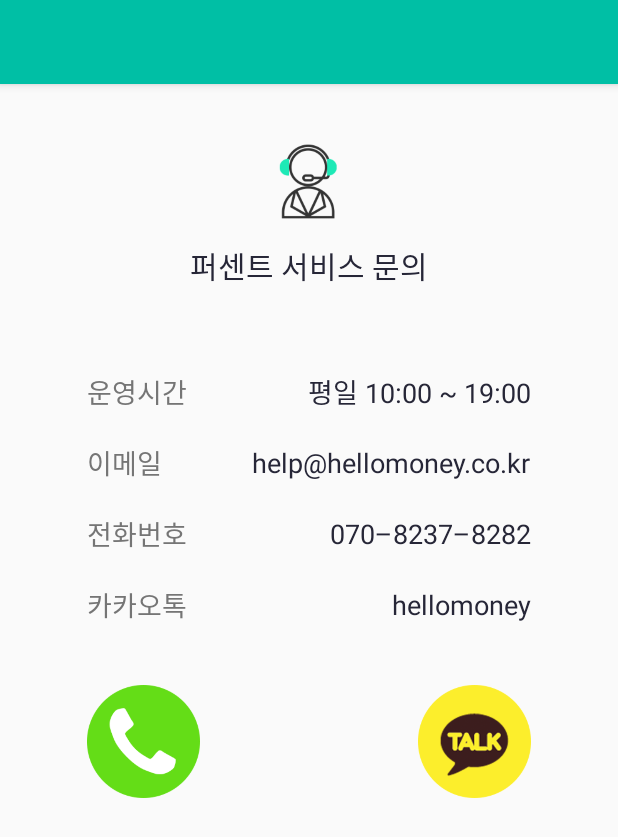
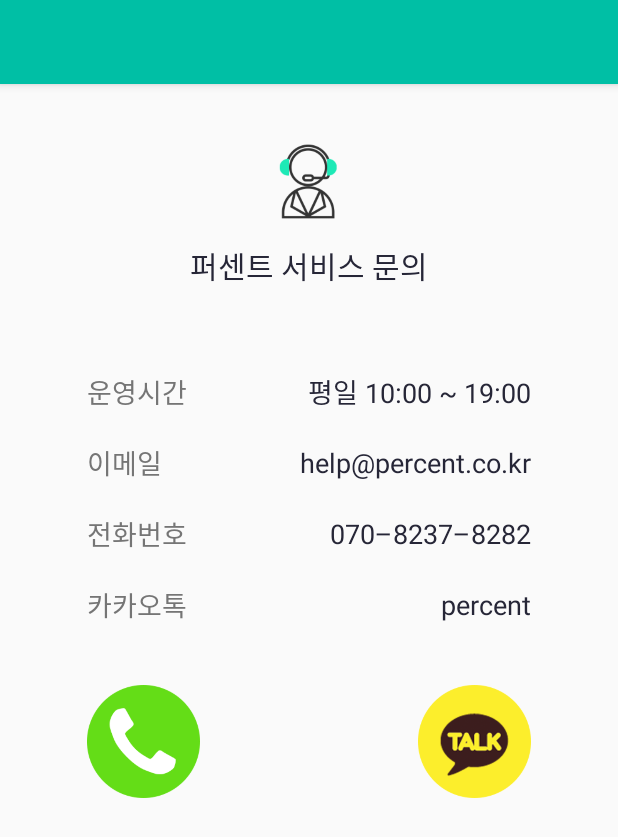
Before and after one commit to kirkee2/zxd, an Android app: the layout activity_contact.xml on its own in the app's theme, with its tools: preview values and no code run, on a phone screen of 412 x 824 dp. Shown: the top 837 px of the screen. Run offline under Robolectric (Android 15) with nearby library versions, the phone set to English and light mode, and no system bars.

Commit message:
UI 수정

```diff
--- a/app/src/main/java/com/hellmoney/thca/TempAgent.java
+++ b/app/src/main/java/com/hellmoney/thca/TempAgent.java
@@ -2,5 +2,5 @@ package com.hellmoney.thca;
 
 public class TempAgent {
     // TODO : 로그인 완성되면 대체
-    public final static String AGENT_ID = "agent1@naver.com";
+    public final static String AGENT_ID = "agent9@naver.com";
 }
--- a/app/src/main/res/layout/activity_detailed_request.xml
+++ b/app/src/main/res/layout/activity_detailed_request.xml
@@ -453,8 +453,8 @@
 
                         <Button
                             android:id="@+id/calledAddEstimate"
-                            android:layout_width="296dp"
-                            android:layout_height="48dp"
+                            android:layout_width="wrap_content"
+                            android:layout_height="wrap_content"
                             android:layout_gravity="center_horizontal"
                             android:layout_marginTop="30dp"
                             android:layout_marginBottom="20dp"
--- a/app/src/main/res/menu/nav_drawer.xml
+++ b/app/src/main/res/menu/nav_drawer.xml
@@ -15,7 +15,7 @@
         android:id="@+id/nav_contact"
         android:textColor="#757575"
         android:textSize="18sp"
-        android:title="연락처 (문의)" />
+        android:title="고객센터 (연락처)" />
 
     <!--<item android:title="@string/nav_communicate">-->
     <!--<menu>-->
--- a/app/src/main/res/values/strings.xml
+++ b/app/src/main/res/values/strings.xml
@@ -51,11 +51,11 @@
     <string name="hello_money_service_contact">퍼센트 서비스 문의</string>
     <string name="hello_money_kakao_contact">핼로머니 카카오 문의</string>
     <string name="kakao_talk">카카오톡</string>
-    <string name="kakao_talk_id">hellomoney</string>
+    <string name="kakao_talk_id">percent</string>
     <string name="telephone">전화번호</string>
     <string name="hello_money_telephone">070&#8211;8237&#8211;8282</string>
     <string name="email">이메일</string>
-    <string name="hello_money_email">help@hellomoney.co.kr</string>
+    <string name="hello_money_email">help@percent.co.kr</string>
     <string name="operation_time">운영시간</string>
     <string name="hello_money_operation_time">평일 10:00 ~ 19:00</string>
     <string name="check_id_and_registered_id_url">http://13.124.127.93:3000/clients/customers/</string>
```
Also changed, not shown: app/src/main/res/layout/nav_header.xml (+6 -5 lines).
